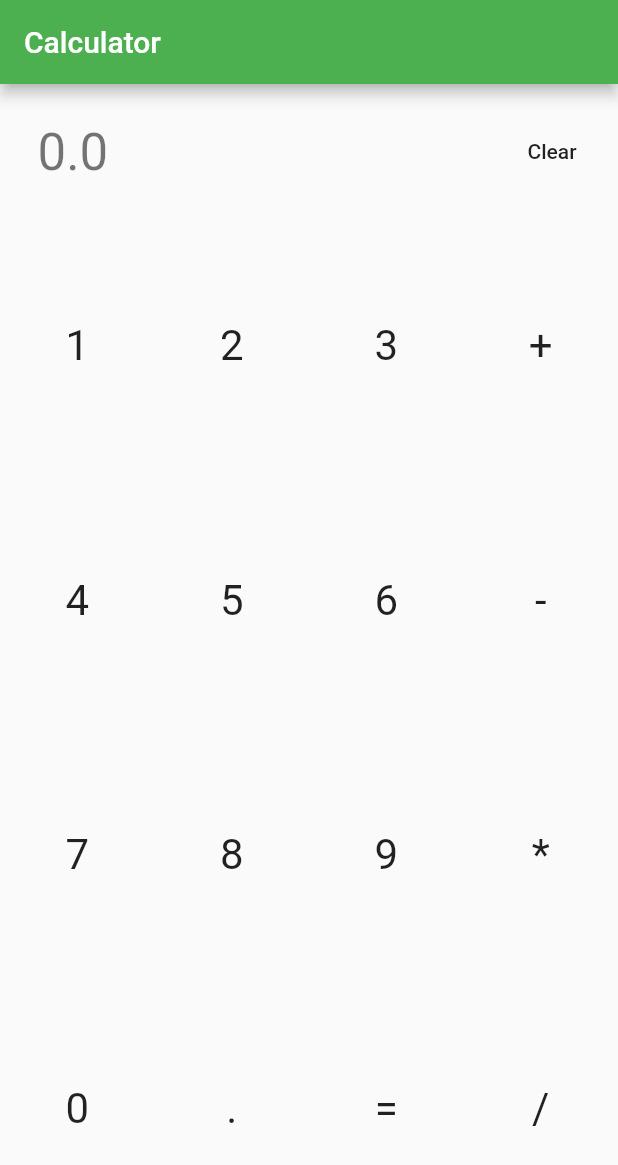
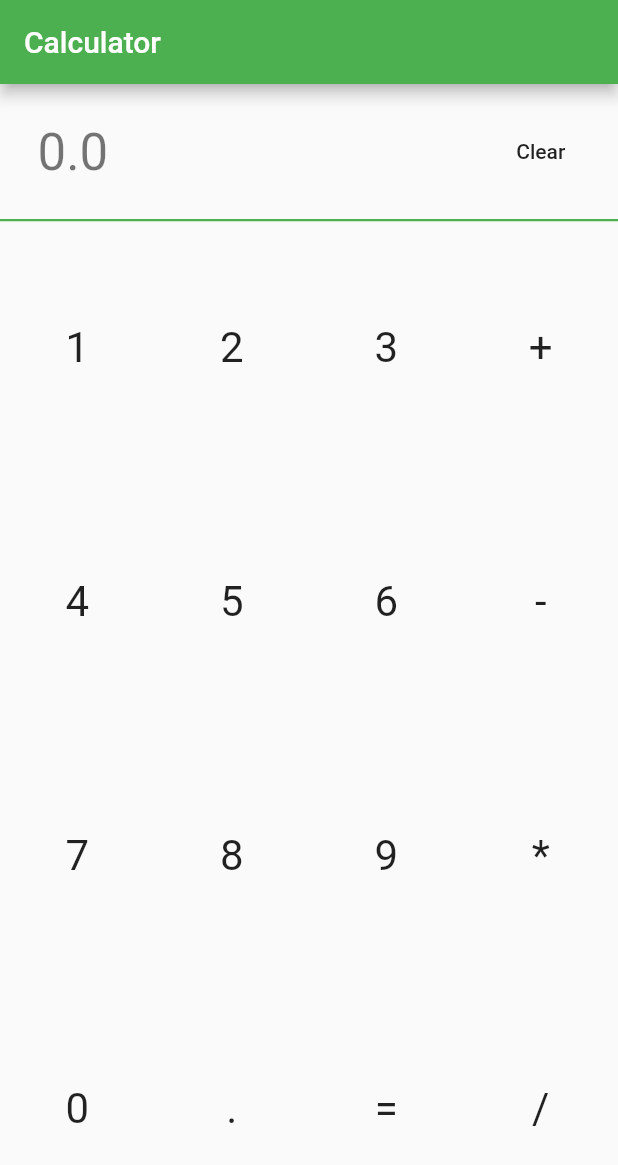
Before and after one commit to undeadspez/android-dev-pr2flutter, a Flutter app: the screen it shows after launch, on a phone screen of 412 x 824 dp. Shown: the top 1165 px of the screen. Run offline on Flutter 3.47's test engine with Material 2 defaults, Android fonts, the phone set to English and light mode, and no system bars.

Commit message:
Add divider

```diff
--- a/lib/main.dart
+++ b/lib/main.dart
@@ -40,15 +40,30 @@ class _MyHomePageState extends State<MyHomePage> {
       ),
       body: Column(
         children: <Widget>[
-          Row(
-            mainAxisAlignment: MainAxisAlignment.spaceBetween,
-            children: <Widget>[
-              _buildResultLabel(),
-              FlatButton(
-                child: Text('Clear'),
-                onPressed: () {},
-              )
-            ],
+          Container(
+            decoration: BoxDecoration(
+              border: Border(
+                bottom: BorderSide(
+                  width: 1.5,
+                  color: Theme.of(context).accentColor,
+                ),
+              ),
+            ),
+            child: Row(
+              mainAxisAlignment: MainAxisAlignment.spaceBetween,
+              children: <Widget>[
+                Expanded(
+                  flex: 3,
+                  child: _buildResultLabel()
+                ),
+                Expanded(
+                  child: FlatButton(
+                    child: Text('Clear'),
+                    onPressed: () {},
+                  ),
+                ),
+              ],
+            ),
           ),
           Expanded(
             child: Row(
```
